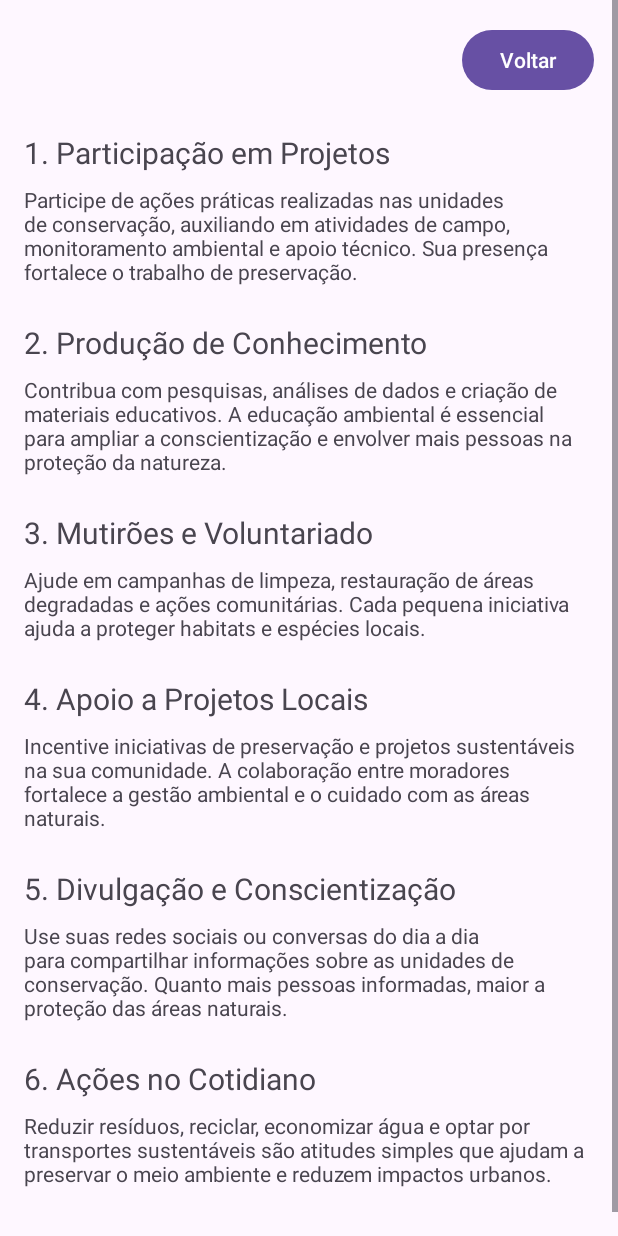
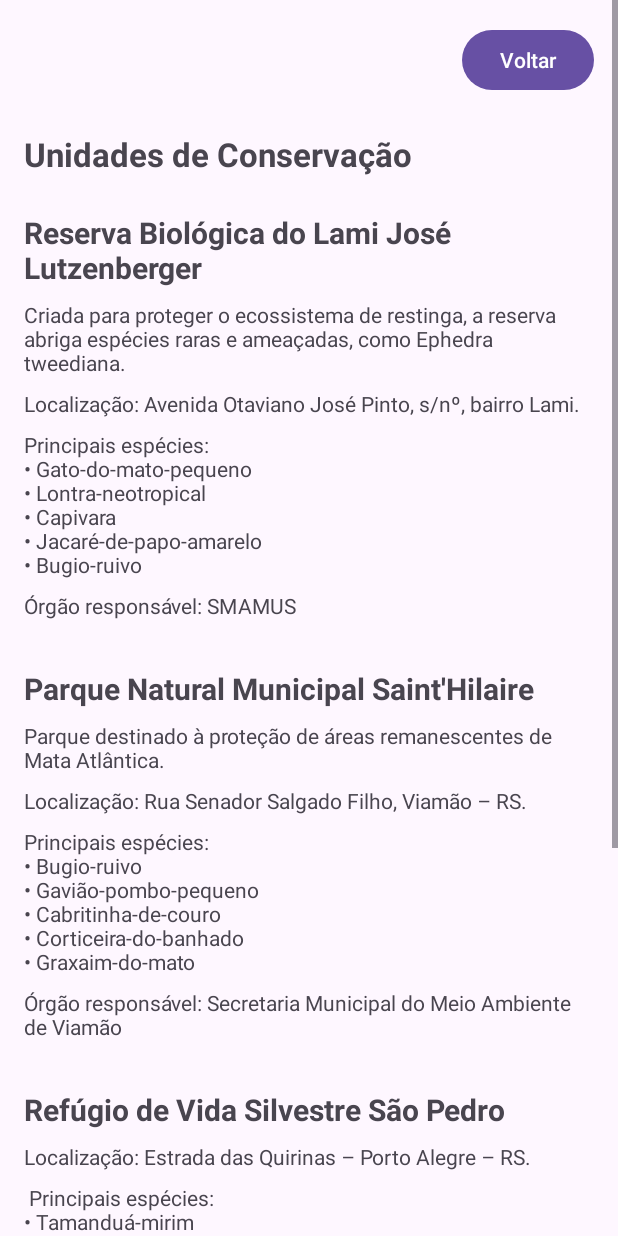
Before and after one commit to senacrs-emti/2025-3MA-cidadeconectada-G04, an Android app: the Informacoes screen opened directly, with no data from a screen before it, on a phone screen of 412 x 824 dp. Run offline under Robolectric (Android 15) with nearby library versions, the light colour scheme and no system bars.

Commit message:
inform_funcionando

```diff
--- a/app/src/main/res/layout/activity_informacoes.xml
+++ b/app/src/main/res/layout/activity_informacoes.xml
@@ -1,7 +1,6 @@
 <?xml version="1.0" encoding="utf-8"?>
 <ScrollView xmlns:android="http://schemas.android.com/apk/res/android"
     xmlns:app="http://schemas.android.com/apk/res-auto"
-    xmlns:tools="http://schemas.android.com/tools"
     android:layout_width="match_parent"
     android:layout_height="match_parent"
     android:fillViewport="true">
@@ -11,6 +10,7 @@
         android:layout_height="wrap_content"
         android:padding="16dp">
 
+        <!-- Botão Voltar -->
         <Button
             android:id="@+id/btnVoltar"
             android:layout_width="wrap_content"
@@ -19,141 +19,225 @@
             app:layout_constraintTop_toTopOf="parent"
             app:layout_constraintEnd_toEndOf="parent" />
 
-        <!-- 1 -->
+        <!-- TÍTULO GERAL -->
         <TextView
-            android:id="@+id/textView2"
+            android:id="@+id/tituloGeral"
             android:layout_width="0dp"
             android:layout_height="wrap_content"
-            android:text="1. Participação em Projetos"
-            android:textSize="20sp"
+            android:text="Unidades de Conservação"
+            android:textSize="22sp"
+            android:textStyle="bold"
             android:layout_marginTop="24dp"
             app:layout_constraintTop_toBottomOf="@id/btnVoltar"
             app:layout_constraintStart_toStartOf="parent"
             app:layout_constraintEnd_toEndOf="parent" />
 
+        <!-- =============================================================== -->
+        <!-- 1 — Reserva Biológica do Lami -->
+        <!-- =============================================================== -->
+
         <TextView
-            android:id="@+id/textView4"
+            android:id="@+id/tituloLami"
             android:layout_width="0dp"
             android:layout_height="wrap_content"
-            android:text="Participe de ações práticas realizadas nas unidades de conservação, auxiliando em atividades de campo, monitoramento ambiental e apoio técnico. Sua presença fortalece o trabalho de preservação."
-            android:textSize="14sp"
-            android:layout_marginTop="8dp"
-            app:layout_constraintTop_toBottomOf="@id/textView2"
-            app:layout_constraintStart_toStartOf="parent"
-            app:layout_constraintEnd_toEndOf="parent" />
-
-        <!-- 2 -->
-        <TextView
-            android:id="@+id/textView5"
-            android:layout_width="0dp"
-            android:layout_height="wrap_content"
-            android:text="2. Produção de Conhecimento"
+            android:text="Reserva Biológica do Lami José Lutzenberger"
             android:textSize="20sp"
+            android:textStyle="bold"
             android:layout_marginTop="24dp"
-            app:layout_constraintTop_toBottomOf="@id/textView4"
+            app:layout_constraintTop_toBottomOf="@id/tituloGeral"
             app:layout_constraintStart_toStartOf="parent"
             app:layout_constraintEnd_toEndOf="parent" />
 
         <TextView
-            android:id="@+id/textView6"
+            android:id="@+id/descLami"
             android:layout_width="0dp"
             android:layout_height="wrap_content"
-            android:text="Contribua com pesquisas, análises de dados e criação de materiais educativos. A educação ambiental é essencial para ampliar a conscientização e envolver mais pessoas na proteção da natureza."
+            android:text="Criada para proteger o ecossistema de restinga, a reserva abriga espécies raras e ameaçadas, como Ephedra tweediana."
+            android:textSize="14sp"
             android:layout_marginTop="8dp"
-            app:layout_constraintTop_toBottomOf="@id/textView5"
-            app:layout_constraintStart_toStartOf="parent"
-            app:layout_constraintEnd_toEndOf="parent" />
-
-        <!-- 3 -->
-        <TextView
-            android:id="@+id/textView8"
-            android:layout_width="0dp"
-            android:layout_height="wrap_content"
-            android:text="3. Mutirões e Voluntariado"
-            android:textSize="20sp"
-            android:layout_marginTop="24dp"
-            app:layout_constraintTop_toBottomOf="@id/textView6"
+            app:layout_constraintTop_toBottomOf="@id/tituloLami"
             app:layout_constraintStart_toStartOf="parent"
             app:layout_constraintEnd_toEndOf="parent" />
 
         <TextView
-            android:id="@+id/textView9"
+            android:id="@+id/localLami"
             android:layout_width="0dp"
             android:layout_height="wrap_content"
-            android:text="Ajude em campanhas de limpeza, restauração de áreas degradadas e ações comunitárias. Cada pequena iniciativa ajuda a proteger habitats e espécies locais."
+            android:text="Localização: Avenida Otaviano José Pinto, s/nº, bairro Lami."
             android:layout_marginTop="8dp"
-            app:layout_constraintTop_toBottomOf="@id/textView8"
-            app:layout_constraintStart_toStartOf="parent"
-            app:layout_constraintEnd_toEndOf="parent" />
-
-        <!-- 4 -->
-        <TextView
-            android:id="@+id/textView10"
-            android:layout_width="0dp"
-            android:layout_height="wrap_content"
-            android:text="4. Apoio a Projetos Locais"
-            android:textSize="20sp"
-            android:layout_marginTop="24dp"
-            app:layout_constraintTop_toBottomOf="@id/textView9"
+            app:layout_constraintTop_toBottomOf="@id/descLami"
             app:layout_constraintStart_toStartOf="parent"
             app:layout_constraintEnd_toEndOf="parent" />
 
         <TextView
-            android:id="@+id/textView11"
+            android:id="@+id/especiesLami"
             android:layout_width="0dp"
             android:layout_height="wrap_content"
-            android:text="Incentive iniciativas de preservação e projetos sustentáveis na sua comunidade. A colaboração entre moradores fortalece a gestão ambiental e o cuidado com as áreas naturais."
+            android:text="Principais espécies:\n• Gato-do-mato-pequeno\n• Lontra-neotropical\n• Capivara\n• Jacaré-de-papo-amarelo\n• Bugio-ruivo"
             android:layout_marginTop="8dp"
-            app:layout_constraintTop_toBottomOf="@id/textView10"
-            app:layout_constraintStart_toStartOf="parent"
-            app:layout_constraintEnd_toEndOf="parent" />
-
-        <!-- 5 -->
-        <TextView
-            android:id="@+id/textView13"
-            android:layout_width="0dp"
-            android:layout_height="wrap_content"
-            android:text="5. Divulgação e Conscientização"
-            android:textSize="20sp"
-            android:layout_marginTop="24dp"
-            app:layout_constraintTop_toBottomOf="@id/textView11"
+            app:layout_constraintTop_toBottomOf="@id/localLami"
             app:layout_constraintStart_toStartOf="parent"
             app:layout_constraintEnd_toEndOf="parent" />
 
         <TextView
-            android:id="@+id/textView14"
+            android:id="@+id/orgaoLami"
             android:layout_width="0dp"
             android:layout_height="wrap_content"
-            android:text="Use suas redes sociais ou conversas do dia a dia para compartilhar informações sobre as unidades de conservação. Quanto mais pessoas informadas, maior a proteção das áreas naturais."
+            android:text="Órgão responsável: SMAMUS"
             android:layout_marginTop="8dp"
-            app:layout_constraintTop_toBottomOf="@id/textView13"
+            app:layout_constraintTop_toBottomOf="@id/especiesLami"
             app:layout_constraintStart_toStartOf="parent"
             app:layout_constraintEnd_toEndOf="parent" />
 
-        <!-- 6 -->
+        <!-- =============================================================== -->
+        <!-- 2 — Parque Saint Hilaire -->
+        <!-- =============================================================== -->
+
         <TextView
-            android:id="@+id/textView15"
+            android:id="@+id/tituloSaint"
             android:layout_width="0dp"
             android:layout_height="wrap_content"
-            android:text="6. Ações no Cotidiano"
+            android:text="Parque Natural Municipal Saint'Hilaire"
             android:textSize="20sp"
-            android:layout_marginTop="24dp"
-            app:layout_constraintTop_toBottomOf="@id/textView14"
+            android:textStyle="bold"
+            android:layout_marginTop="32dp"
+            app:layout_constraintTop_toBottomOf="@id/orgaoLami"
             app:layout_constraintStart_toStartOf="parent"
             app:layout_constraintEnd_toEndOf="parent" />
 
         <TextView
-            android:id="@+id/textView16"
+            android:id="@+id/descSaint"
             android:layout_width="0dp"
             android:layout_height="wrap_content"
-            android:text="Reduzir resíduos, reciclar, economizar água e optar por transportes sustentáveis são atitudes simples que ajudam a preservar o meio ambiente e reduzem impactos urbanos."
+            android:text="Parque destinado à proteção de áreas remanescentes de Mata Atlântica."
+            android:layout_marginTop="8dp"
+            app:layout_constraintTop_toBottomOf="@id/tituloSaint"
+            app:layout_constraintStart_toStartOf="parent"
+            app:layout_constraintEnd_toEndOf="parent" />
+
+        <TextView
+            android:id="@+id/localSaint"
+            android:layout_width="0dp"
+            android:layout_height="wrap_content"
+            android:text="Localização: Rua Senador Salgado Filho, Viamão – RS."
+            android:layout_marginTop="8dp"
+            app:layout_constraintTop_toBottomOf="@id/descSaint"
+            app:layout_constraintStart_toStartOf="parent"
+            app:layout_constraintEnd_toEndOf="parent" />
+
+        <TextView
+            android:id="@+id/especiesSaint"
+            android:layout_width="0dp"
+            android:layout_height="wrap_content"
+            android:text="Principais espécies:\n• Bugio-ruivo\n• Gavião-pombo-pequeno\n• Cabritinha-de-couro\n• Corticeira-do-banhado\n• Graxaim-do-mato"
+            android:layout_marginTop="8dp"
+            app:layout_constraintTop_toBottomOf="@id/localSaint"
+            app:layout_constraintStart_toStartOf="parent"
+            app:layout_constraintEnd_toEndOf="parent" />
+
+        <TextView
+            android:id="@+id/orgaoSaint"
+            android:layout_width="0dp"
+            android:layout_height="wrap_content"
+            android:text="Órgão responsável: Secretaria Municipal do Meio Ambiente de Viamão"
+            android:layout_marginTop="8dp"
+            app:layout_constraintTop_toBottomOf="@id/especiesSaint"
+            app:layout_constraintStart_toStartOf="parent"
+            app:layout_constraintEnd_toEndOf="parent" />
+
+        <!-- =============================================================== -->
+        <!-- 3 — Refúgio São Pedro -->
+        <!-- =============================================================== -->
+
+        <TextView
+            android:id="@+id/tituloSaoPedro"
+            android:layout_width="0dp"
+            android:layout_height="wrap_content"
+            android:text="Refúgio de Vida Silvestre São Pedro"
+            android:textSize="20sp"
+            android:textStyle="bold"
+            android:layout_marginTop="32dp"
+            app:layout_constraintTop_toBottomOf="@id/orgaoSaint"
+            app:layout_constraintStart_toStartOf="parent"
+            app:layout_constraintEnd_toEndOf="parent" />
+
+        <TextView
+            android:id="@+id/localSaoPedro"
+            android:layout_width="0dp"
+            android:layout_height="wrap_content"
+            android:text="Localização: Estrada das Quirinas – Porto Alegre – RS."
+            android:layout_marginTop="8dp"
+            app:layout_constraintTop_toBottomOf="@id/tituloSaoPedro"
+            app:layout_constraintStart_toStartOf="parent"
+            app:layout_constraintEnd_toEndOf="parent" />
+
+        <TextView
+            android:id="@+id/especiesSaoPedro"
+            android:layout_width="0dp"
+            android:layout_height="wrap_content"
+            android:text=" Principais espécies:\n• Tamanduá-mirim\n• Sabiá-laranjeira\n• Lagarto-teiú\n• Grapia\n• Gavião-carijó"
+            android:layout_marginTop="8dp"
+            app:layout_constraintTop_toBottomOf="@id/localSaoPedro"
+            app:layout_constraintStart_toStartOf="parent"
+            app:layout_constraintEnd_toEndOf="parent" />
+
+        <TextView
+            android:id="@+id/orgaoSaoPedro"
+            android:layout_width="0dp"
+            android:layout_height="wrap_content"
+            android:text="Órgão responsável: Projeto Luz Azul – SNUC"
+            android:layout_marginTop="8dp"
+            app:layout_constraintTop_toBottomOf="@id/especiesSaoPedro"
+            app:layout_constraintStart_toStartOf="parent"
+            app:layout_constraintEnd_toEndOf="parent" />
+
+        <!-- =============================================================== -->
+        <!-- 4 — Parque Morro do Osso -->
+        <!-- =============================================================== -->
+
+        <TextView
+            android:id="@+id/tituloOsso"
+            android:layout_width="0dp"
+            android:layout_height="wrap_content"
+            android:text="Parque Natural Morro do Osso"
+            android:textSize="20sp"
+            android:textStyle="bold"
+            android:layout_marginTop="32dp"
+            app:layout_constraintTop_toBottomOf="@id/orgaoSaoPedro"
+            app:layout_constraintStart_toStartOf="parent"
+            app:layout_constraintEnd_toEndOf="parent" />
+
+        <TextView
+            android:id="@+id/descOsso"
+            android:layout_width="0dp"
+            android:layout_height="wrap_content"
+            android:text="Unidade que protege áreas de mata nativa com grande diversidade de fauna, incluindo populações de bugio-ruivo."
+            android:layout_marginTop="8dp"
+            app:layout_constraintTop_toBottomOf="@id/tituloOsso"
+            app:layout_constraintStart_toStartOf="parent"
+            app:layout_constraintEnd_toEndOf="parent" />
+
+        <TextView
+            android:id="@+id/especiesOsso"
+            android:layout_width="0dp"
+            android:layout_height="wrap_content"
+            android:text="Principais espécies:\n• Bugio-ruivo\n• Jararaca-pintada\n• Coral-verdadeira\n• Sabiá-ferreiro\n• Perereca-do-banhado"
+            android:layout_marginTop="8dp"
+            app:layout_constraintTop_toBottomOf="@id/descOsso"
+            app:layout_constraintStart_toStartOf="parent"
+            app:layout_constraintEnd_toEndOf="parent" />
+
+        <TextView
+            android:id="@+id/orgaoOsso"
+            android:layout_width="0dp"
+            android:layout_height="wrap_content"
+            android:text="Órgão responsável: SMAMUS"
             android:layout_marginTop="8dp"
             android:layout_marginBottom="32dp"
-            app:layout_constraintTop_toBottomOf="@id/textView15"
+            app:layout_constraintTop_toBottomOf="@id/especiesOsso"
             app:layout_constraintStart_toStartOf="parent"
             app:layout_constraintEnd_toEndOf="parent"
             app:layout_constraintBottom_toBottomOf="parent" />
 
     </androidx.constraintlayout.widget.ConstraintLayout>
-
 </ScrollView>
```
